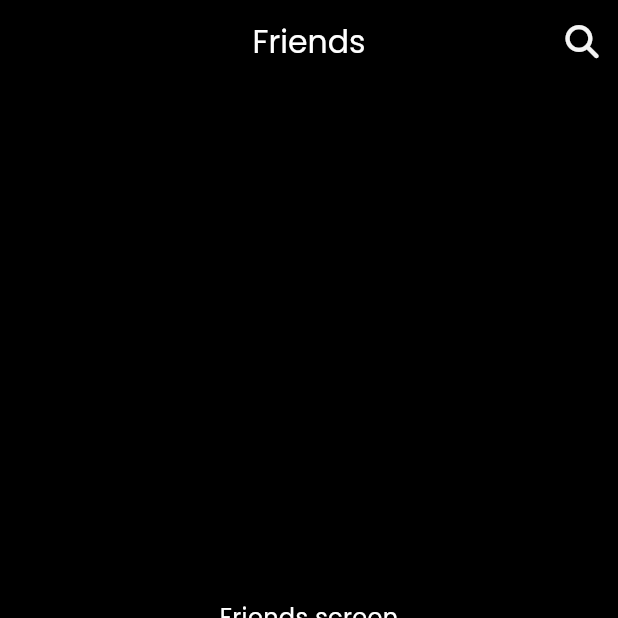
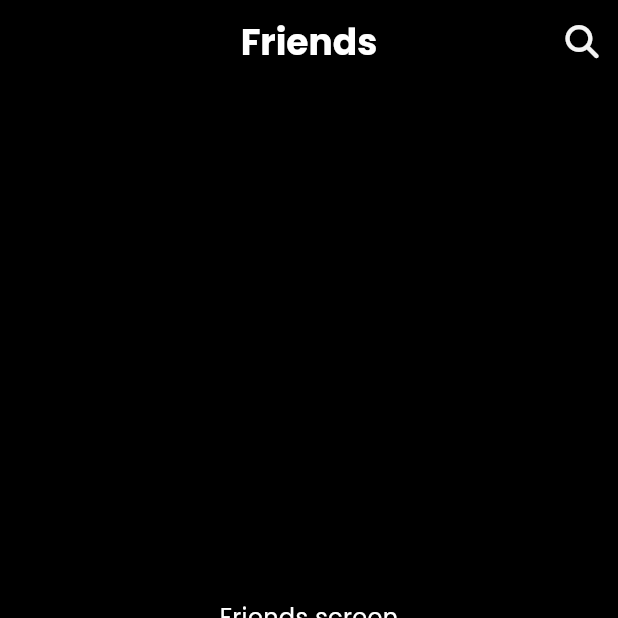
Before and after one commit to rahulg221/liftlink, a Flutter app: the FriendsScreen screen opened directly, on a phone screen of 412 x 824 dp, the top half of it. Run offline on Flutter 3.47's test engine with Material 3 defaults, Android fonts, the phone set to English and light mode, and no system bars; our stand-ins replace font_awesome_flutter, image_picker, supabase_flutter; accounts and stored records are empty.

Commit message:
More UI changes

```diff
--- a/lib/screens/comment_screen.dart
+++ b/lib/screens/comment_screen.dart
@@ -26,9 +26,8 @@ class _CommentsScreenState extends State<CommentsScreen> {
 
     return Scaffold(
       appBar: AppBar(
-        title:
-            Text('Comments', style: Theme.of(context).textTheme.headlineSmall),
-        centerTitle: false,
+        centerTitle: true,
+        title: Text('Comments', style: theme.textTheme.headlineMedium),
       ),
       body: Center(),
       bottomNavigationBar: SafeArea(
--- a/lib/screens/feed_screen.dart
+++ b/lib/screens/feed_screen.dart
@@ -24,7 +24,7 @@ class _FeedScreenState extends State<FeedScreen> {
         resizeToAvoidBottomInset: false,
         appBar: AppBar(
           centerTitle: true,
-          title: Text('Feed', style: theme.textTheme.headlineSmall),
+          title: Text('Lift Link', style: theme.textTheme.headlineMedium),
           bottom: TabBar(
             labelStyle: theme.textTheme.bodyMedium,
             tabs: [
--- a/lib/screens/friends_screen.dart
+++ b/lib/screens/friends_screen.dart
@@ -20,7 +20,7 @@ class _FriendsScreenState extends State<FriendsScreen> {
       resizeToAvoidBottomInset: false,
       appBar: AppBar(
         centerTitle: true,
-        title: Text('Friends', style: theme.textTheme.headlineSmall),
+        title: Text('Friends', style: theme.textTheme.headlineMedium),
         actions: [
           IconButton(
             icon: Icon(FontAwesomeIcons.magnifyingGlass,
--- a/lib/screens/profile_screen.dart
+++ b/lib/screens/profile_screen.dart
@@ -56,7 +56,7 @@ class _ProfileScreenState extends State<ProfileScreen> {
         resizeToAvoidBottomInset: false,
         appBar: AppBar(
           centerTitle: true,
-          title: Text('Profile', style: theme.textTheme.headlineSmall),
+          title: Text('Profile', style: theme.textTheme.headlineMedium),
           actions: [
             IconButton(
               icon: Icon(FontAwesomeIcons.gear,
--- a/lib/screens/settings_screen.dart
+++ b/lib/screens/settings_screen.dart
@@ -35,7 +35,8 @@ class _SettingsScreenState extends State<SettingsScreen> {
               Navigator.of(context).pop();
             },
           ),
-          title: Text('Settings', style: theme.textTheme.headlineSmall),
+          centerTitle: true,
+          title: Text('Settings', style: theme.textTheme.headlineMedium),
           actions: [
             IconButton(
               icon: Icon(Icons.brightness_6,
--- a/lib/screens/upload_screen.dart
+++ b/lib/screens/upload_screen.dart
@@ -109,10 +109,7 @@ class _UploadScreenState extends State<UploadScreen> {
         appBar: AppBar(
           automaticallyImplyLeading: false,
           centerTitle: true,
-          title: Text(
-            'Upload Post',
-            style: theme.textTheme.bodyLarge,
-          ),
+          title: Text('Upload', style: theme.textTheme.headlineMedium),
         ),
         body: postPic != null
             ? SingleChildScrollView(
--- a/lib/screens/workout_log_screen.dart
+++ b/lib/screens/workout_log_screen.dart
@@ -21,7 +21,7 @@ class _WorkoutLogScreenState extends State<WorkoutLogScreen> {
       resizeToAvoidBottomInset: false,
       appBar: AppBar(
         centerTitle: true,
-        title: Text("Log", style: theme.textTheme.headlineSmall),
+        title: Text('Log', style: theme.textTheme.headlineMedium),
         actions: [
           IconButton(
             icon: Icon(FontAwesomeIcons.magnifyingGlass,
--- a/lib/utils/theme_config.dart
+++ b/lib/utils/theme_config.dart
@@ -67,11 +67,6 @@ class ThemeConfig {
     appBarTheme: AppBarTheme(
       color: ColorPalette.lightAppBarColor,
     ),
-    elevatedButtonTheme: ElevatedButtonThemeData(
-      style: ButtonStyle(
-        elevation: MaterialStateProperty.all<double>(4),
-      ),
-    ),
     snackBarTheme: SnackBarThemeData(
       backgroundColor: ColorPalette.lightSnackBar,
     ),
@@ -84,16 +79,19 @@ class ThemeConfig {
         fontSize: 33,
         color: ColorPalette.lightBackgroundHeaderColor,
         fontFamily: customFont,
+        fontWeight: FontWeight.bold,
       ),
       headlineMedium: TextStyle(
-        fontSize: 25,
+        fontSize: 24,
         color: ColorPalette.lightBackgroundHeaderColor,
         fontFamily: customFont,
+        fontWeight: FontWeight.bold,
       ),
       headlineSmall: TextStyle(
         fontSize: 22,
         color: ColorPalette.lightBackgroundHeaderColor,
         fontFamily: customFont,
+        fontWeight: FontWeight.bold,
       ),
       bodyLarge: TextStyle(
         fontSize: 18,
@@ -136,13 +134,6 @@ class ThemeConfig {
     appBarTheme: AppBarTheme(
       color: ColorPalette.darkAppBarColor,
     ),
-    elevatedButtonTheme: ElevatedButtonThemeData(
-      style: ButtonStyle(
-        backgroundColor:
-            MaterialStateProperty.all<Color>(ColorPalette.darkPrimaryColor),
-        elevation: MaterialStateProperty.all<double>(0),
-      ),
-    ),
     snackBarTheme: SnackBarThemeData(
       backgroundColor: ColorPalette.darkSnackBar,
     ),
@@ -155,16 +146,19 @@ class ThemeConfig {
         fontSize: 33,
         color: ColorPalette.darkBackgroundHeaderColor,
         fontFamily: customFont,
+        fontWeight: FontWeight.bold,
       ),
       headlineMedium: TextStyle(
-        fontSize: 25,
+        fontSize: 24,
         color: ColorPalette.darkBackgroundHeaderColor,
         fontFamily: customFont,
+        fontWeight: FontWeight.bold,
       ),
       headlineSmall: TextStyle(
         fontSize: 21,
         color: ColorPalette.darkBackgroundHeaderColor,
         fontFamily: customFont,
+        fontWeight: FontWeight.bold,
       ),
       bodyLarge: TextStyle(
         fontSize: 18,
```
Also changed, not shown: lib/components/post_card.dart (+78 -45 lines).
